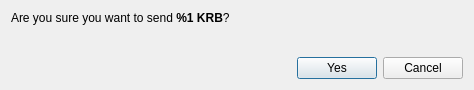
Old version of the form src/gui/ui/confirmsenddialog.ui in the repository cryptonotefoundation/cryptonotewallet.
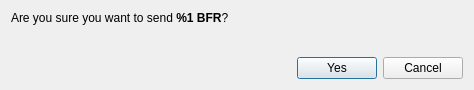
New version of the form. Icons and pictures are not drawn.

```diff
--- a/src/gui/ui/confirmsenddialog.ui
+++ b/src/gui/ui/confirmsenddialog.ui
@@ -22,7 +22,7 @@
      <item>
       <widget class="QLabel" name="m_confirmLabel">
        <property name="text">
-        <string>&lt;html&gt;&lt;head/&gt;&lt;body&gt;&lt;p&gt;Are you sure you want to send &lt;strong&gt;%1 KRB&lt;/strong&gt;?&lt;/p&gt;&lt;/body&gt;&lt;/html&gt;</string>
+        <string>&lt;html&gt;&lt;head/&gt;&lt;body&gt;&lt;p&gt;Are you sure you want to send &lt;strong&gt;%1 BFR&lt;/strong&gt;?&lt;/p&gt;&lt;/body&gt;&lt;/html&gt;</string>
        </property>
        <property name="textFormat">
         <enum>Qt::RichText</enum>
```
Left out of the diff: 2 changed lines with no effect on the pictures.
